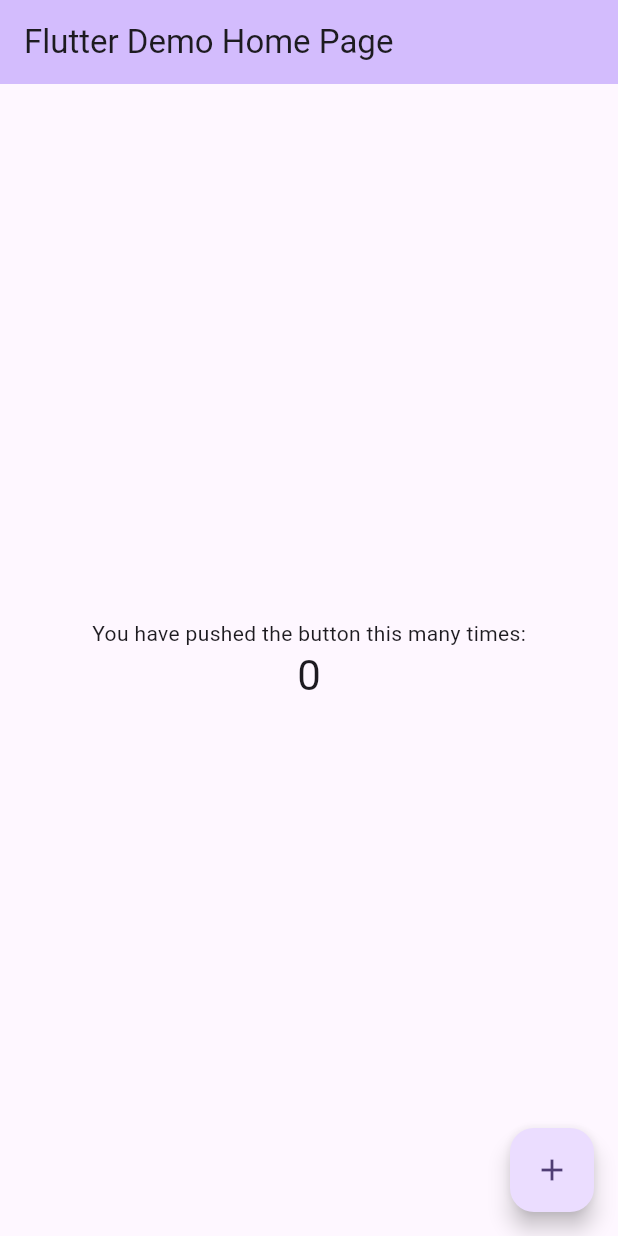
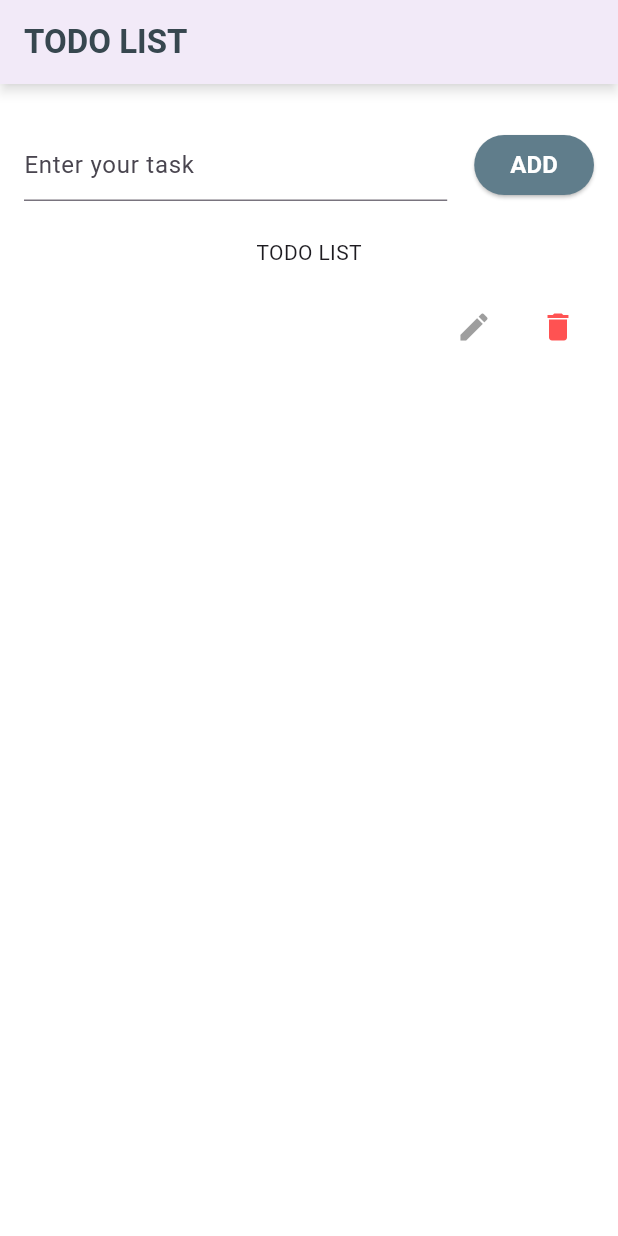
Before and after one commit to stnqls/flutter-todo, a Flutter app: the screen it shows after launch, on a phone screen of 412 x 824 dp. Run offline on Flutter 3.47's test engine with Material 3 defaults, Android fonts, the phone set to English and light mode, and no system bars.

Commit message:
todo 기본 퍼블리싱

```diff
--- a/lib/main.dart
+++ b/lib/main.dart
@@ -1,4 +1,5 @@
 import 'package:flutter/material.dart';
+import 'package:todos/screens/todo_screen.dart';
 
 void main() {
   runApp(const MyApp());
@@ -7,119 +8,12 @@ void main() {
 class MyApp extends StatelessWidget {
   const MyApp({super.key});
 
-  // This widget is the root of your application.
   @override
   Widget build(BuildContext context) {
-    return MaterialApp(
-      title: 'Flutter Demo',
-      theme: ThemeData(
-        // This is the theme of your application.
-        //
-        // TRY THIS: Try running your application with "flutter run". You'll see
-        // the application has a purple toolbar. Then, without quitting the app,
-        // try changing the seedColor in the colorScheme below to Colors.green
-        // and then invoke "hot reload" (save your changes or press the "hot
-        // reload" button in a Flutter-supported IDE, or press "r" if you used
-        // the command line to start the app).
-        //
-        // Notice that the counter didn't reset back to zero; the application
-        // state is not lost during the reload. To reset the state, use hot
-        // restart instead.
-        //
-        // This works for code too, not just values: Most code changes can be
-        // tested with just a hot reload.
-        colorScheme: ColorScheme.fromSeed(seedColor: Colors.deepPurple),
-        useMaterial3: true,
-      ),
-      home: const MyHomePage(title: 'Flutter Demo Home Page'),
+    return const MaterialApp(
+      debugShowCheckedModeBanner: false,
+      title: 'TODO LIST',
+      home: TodoScreen(),
     );
   }
 }
-
-class MyHomePage extends StatefulWidget {
-  const MyHomePage({super.key, required this.title});
-
-  // This widget is the home page of your application. It is stateful, meaning
-  // that it has a State object (defined below) that contains fields that affect
-  // how it looks.
-
-  // This class is the configuration for the state. It holds the values (in this
-  // case the title) provided by the parent (in this case the App widget) and
-  // used by the build method of the State. Fields in a Widget subclass are
-  // always marked "final".
-
-  final String title;
-
-  @override
-  State<MyHomePage> createState() => _MyHomePageState();
-}
-
-class _MyHomePageState extends State<MyHomePage> {
-  int _counter = 0;
-
-  void _incrementCounter() {
-    setState(() {
-      // This call to setState tells the Flutter framework that something has
-      // changed in this State, which causes it to rerun the build method below
-      // so that the display can reflect the updated values. If we changed
-      // _counter without calling setState(), then the build method would not be
-      // called again, and so nothing would appear to happen.
-      _counter++;
-    });
-  }
-
-  @override
-  Widget build(BuildContext context) {
-    // This method is rerun every time setState is called, for instance as done
-    // by the _incrementCounter method above.
-    //
-    // The Flutter framework has been optimized to make rerunning build methods
-    // fast, so that you can just rebuild anything that needs updating rather
-    // than having to individually change instances of widgets.
-    return Scaffold(
-      appBar: AppBar(
-        // TRY THIS: Try changing the color here to a specific color (to
-        // Colors.amber, perhaps?) and trigger a hot reload to see the AppBar
-        // change color while the other colors stay the same.
-        backgroundColor: Theme.of(context).colorScheme.inversePrimary,
-        // Here we take the value from the MyHomePage object that was created by
-        // the App.build method, and use it to set our appbar title.
-        title: Text(widget.title),
-      ),
-      body: Center(
-        // Center is a layout widget. It takes a single child and positions it
-        // in the middle of the parent.
-        child: Column(
-          // Column is also a layout widget. It takes a list of children and
-          // arranges them vertically. By default, it sizes itself to fit its
-          // children horizontally, and tries to be as tall as its parent.
-          //
-          // Column has various properties to control how it sizes itself and
-          // how it positions its children. Here we use mainAxisAlignment to
-          // center the children vertically; the main axis here is the vertical
-          // axis because Columns are vertical (the cross axis would be
-          // horizontal).
-          //
-          // TRY THIS: Invoke "debug painting" (choose the "Toggle Debug Paint"
-          // action in the IDE, or press "p" in the console), to see the
-          // wireframe for each widget.
-          mainAxisAlignment: MainAxisAlignment.center,
-          children: <Widget>[
-            const Text(
-              'You have pushed the button this many times:',
-            ),
-            Text(
-              '$_counter',
-              style: Theme.of(context).textTheme.headlineMedium,
-            ),
-          ],
-        ),
-      ),
-      floatingActionButton: FloatingActionButton(
-        onPressed: _incrementCounter,
-        tooltip: 'Increment',
-        child: const Icon(Icons.add),
-      ), // This trailing comma makes auto-formatting nicer for build methods.
-    );
-  }
-}
--- /dev/null
+++ b/lib/screens/todo_screen.dart
@@ -0,0 +1,142 @@
+import 'package:flutter/material.dart';
+
+class TodoScreen extends StatefulWidget {
+  const TodoScreen({super.key});
+
+  @override
+  State<TodoScreen> createState() => _TodoScreenState();
+}
+
+class _TodoScreenState extends State<TodoScreen> {
+  final TextEditingController _todoController = TextEditingController();
+  bool isEdit = false;
+
+  @override
+  Widget build(BuildContext context) {
+    return Scaffold(
+        backgroundColor: Colors.white,
+        appBar: AppBar(
+          title: const Text(
+            'TODO LIST',
+            style: TextStyle(fontWeight: FontWeight.w600),
+          ),
+          elevation: 3,
+          shadowColor: Colors.black54,
+          foregroundColor: Colors.blueGrey[800],
+        ),
+        body: Padding(
+          padding: const EdgeInsets.symmetric(horizontal: 16, vertical: 30),
+          child: Column(
+            children: [
+              Row(
+                children: [
+                  Expanded(
+                    child: TextField(
+                      decoration: const InputDecoration(
+                        hintText: 'Enter your task',
+                        focusedBorder: OutlineInputBorder(
+                          borderRadius: BorderRadius.all(Radius.circular(10)),
+                          borderSide: BorderSide(width: 2, color: Colors.blueGrey),
+                        ),
+                      ),
+                      controller: _todoController,
+                    ),
+                  ),
+                  const SizedBox(width: 18),
+                  ElevatedButton(
+                    onPressed: () {
+                      setState(() {
+                        _todoController.text;
+                      });
+                    },
+                    style: ElevatedButton.styleFrom(
+                      backgroundColor: Colors.blueGrey,
+                    ),
+                    child: const Text(
+                      'ADD',
+                      style:
+                          TextStyle(color: Colors.white, fontWeight: FontWeight.w700, fontSize: 16),
+                    ),
+                  ),
+                ],
+              ),
+              const SizedBox(height: 24),
+              const Text('TODO LIST'),
+              const SizedBox(height: 16),
+              Container(
+                decoration: const BoxDecoration(
+                  color: Colors.white,
+                ),
+                child: Row(
+                  children: [
+                    Expanded(
+                      child: TextField(
+                          readOnly: !isEdit,
+                          decoration: InputDecoration(
+                            hintText: _todoController.text,
+                            border: isEdit ? const OutlineInputBorder() : InputBorder.none,
+                            focusedBorder: isEdit ? const OutlineInputBorder() : InputBorder.none,
+                          )),
+                    ),
+                    const SizedBox(width: 8),
+                    buttons(),
+                  ],
+                ),
+              ),
+            ],
+          ),
+        ));
+  }
+
+  Row buttons() {
+    if (!isEdit) {
+      return Row(
+        children: [
+          IconButton(
+            onPressed: () {
+              setState(() {
+                isEdit = !isEdit;
+              });
+            },
+            icon: Icon(
+              Icons.edit,
+              color: isEdit ? Colors.blueGrey.shade700 : Colors.grey,
+            ),
+          ),
+          const SizedBox(width: 8),
+          IconButton(
+            onPressed: () {
+              print('delete');
+            },
+            icon: const Icon(Icons.delete, color: Colors.redAccent),
+          ),
+        ],
+      );
+    }
+    return Row(
+      children: [
+        IconButton(
+          onPressed: () {
+            setState(() {
+              // 저장하기
+              isEdit = !isEdit;
+            });
+          },
+          icon: const Icon(
+            Icons.save,
+            color: Colors.blue,
+          ),
+        ),
+        const SizedBox(width: 8),
+        IconButton(
+          onPressed: () {
+            setState(() {
+              isEdit = !isEdit;
+            });
+          },
+          icon: const Icon(Icons.close, color: Colors.redAccent),
+        ),
+      ],
+    );
+  }
+}
--- /dev/null
+++ b/lib/services/api_service.dart
@@ -0,0 +1 @@
+class ApiService {}
```
